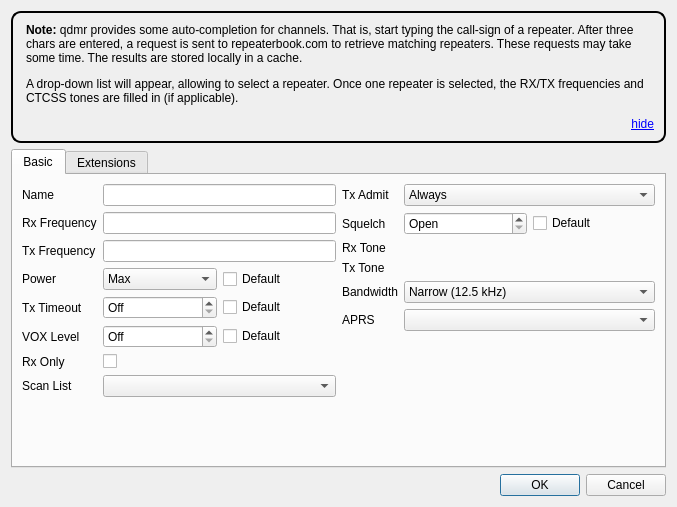
This is src/analogchanneldialog.ui in hmatuschek/qdmr as Qt 5 draws it before an edit. The edited form follows.
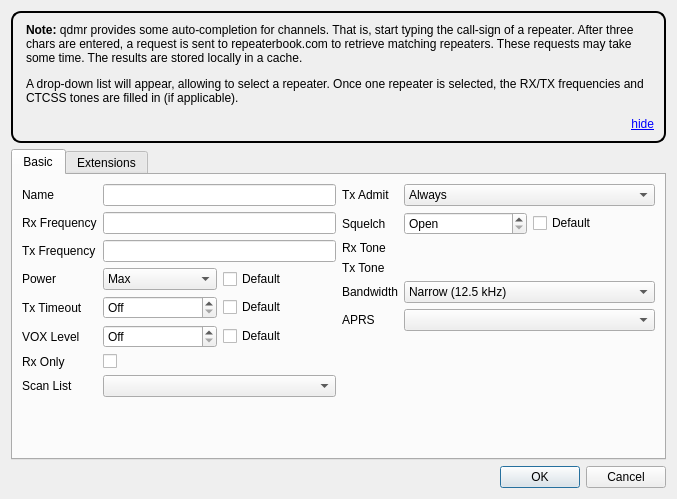
This is the edited form. Custom widgets are drawn as their Qt base class.

Commit message: Fixed default size of channel dialogs. Addresses #542.

Patch:
```diff
--- a/src/analogchanneldialog.ui
+++ b/src/analogchanneldialog.ui
@@ -7,7 +7,7 @@
     <x>0</x>
     <y>0</y>
     <width>677</width>
-    <height>507</height>
+    <height>499</height>
    </rect>
   </property>
   <property name="windowTitle">
```
The commit also changes 1 other file.
